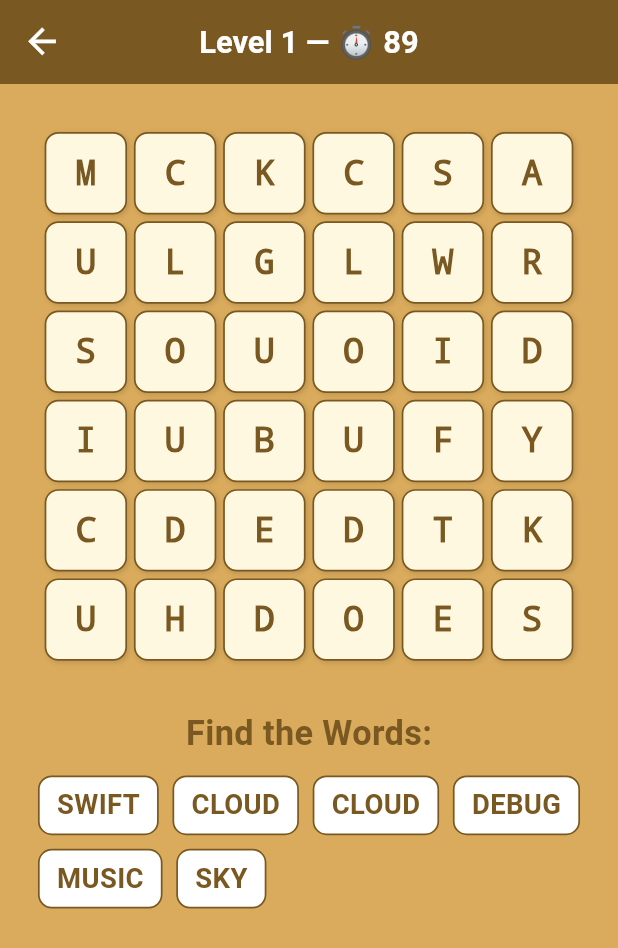
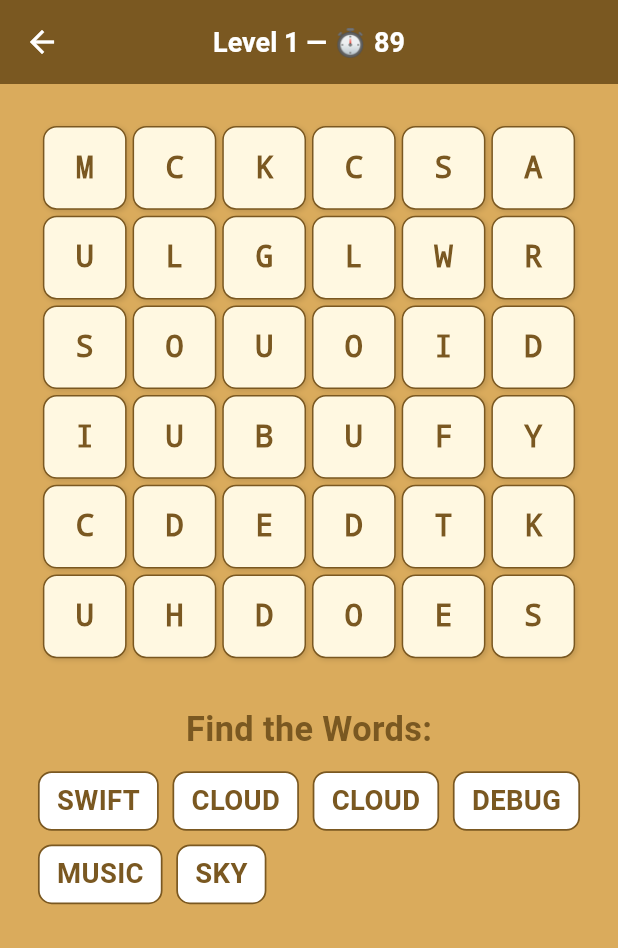
Before and after one commit to YashcWebearl/wordpuzzle, a Flutter app: the WordSearchPage screen opened directly, on a phone screen of 412 x 824 dp. Shown: the top 948 px of the screen. Run offline on Flutter 3.47's test engine with Material 3 defaults, Android fonts, the phone set to English and light mode, and no system bars; Roboto replaces fonts that are missing (Arial).

Commit message:
Done Gh Page

```diff
--- a/lib/view/word_search.dart
+++ b/lib/view/word_search.dart
@@ -384,7 +384,7 @@ class _WordSearchPageState extends State<WordSearchPage> {
     final screenSize = MediaQuery.of(context).size;
     final isLandscape = screenSize.width > screenSize.height;
     final maxGridWidth = isLandscape
-        ? screenSize.height * 0.8
+        ? screenSize.height * 0.5
         : screenSize.width * 0.9;
     final cellSize = maxGridWidth / gridSize;
     final fontSizeFactor = screenSize.width / 360; // Base font size for 360px width
@@ -398,12 +398,12 @@ class _WordSearchPageState extends State<WordSearchPage> {
           style: TextStyle(
             color: Colors.white,
             fontWeight: FontWeight.bold,
-            fontSize: 18 * fontSizeFactor,
+            fontSize: 18,
           ),
         ),
         centerTitle: true,
         leading: IconButton(
-          icon: Icon(Icons.arrow_back, color: Colors.white, size: 24 * fontSizeFactor),
+          icon: Icon(Icons.arrow_back, color: Colors.white, size: 24 ),
           onPressed: () => Navigator.pop(context),
         ),
       ),
@@ -411,7 +411,7 @@ class _WordSearchPageState extends State<WordSearchPage> {
         child: SingleChildScrollView(
           child: Column(
             children: [
-              SizedBox(height: 20 * fontSizeFactor),
+              SizedBox(height: 20),
               Center(
                 child: GestureDetector(
                   onPanStart: (details) => handleDragStart(details, cellSize),
@@ -420,14 +420,14 @@ class _WordSearchPageState extends State<WordSearchPage> {
                   child: Container(
                     width: cellSize * gridSize,
                     height: cellSize * gridSize,
-                    padding: EdgeInsets.all(8 * fontSizeFactor),
+                    padding: EdgeInsets.all(8),
                     child: GridView.builder(
                       physics: const NeverScrollableScrollPhysics(),
                       itemCount: gridSize * gridSize,
                       gridDelegate: SliverGridDelegateWithFixedCrossAxisCount(
                         crossAxisCount: gridSize,
-                        mainAxisSpacing: 4 * fontSizeFactor,
-                        crossAxisSpacing: 4 * fontSizeFactor,
+                        mainAxisSpacing: 4,
+                        crossAxisSpacing: 4,
                       ),
                       itemBuilder: (context, index) {
                         final row = index ~/ gridSize;
@@ -438,7 +438,7 @@ class _WordSearchPageState extends State<WordSearchPage> {
                           decoration: BoxDecoration(
                             color: color ?? const Color(0xFFFFF8E1),
                             borderRadius: BorderRadius.circular(8 * fontSizeFactor),
-                            border: Border.all(color: const Color(0xFF7A5821), width: 1 * fontSizeFactor),
+                            border: Border.all(color: const Color(0xFF7A5821), width: 1),
                             boxShadow: [
                               BoxShadow(
                                 color: Colors.black12,
@@ -451,7 +451,7 @@ class _WordSearchPageState extends State<WordSearchPage> {
                           child: Text(
                             grid[row][col],
                             style: TextStyle(
-                              fontSize: 20 * fontSizeFactor,
+                              fontSize: 20,
                               fontWeight: FontWeight.bold,
                               fontFamily: 'Courier',
                               color: color != null ? Colors.white : const Color(0xFF7A5821),
```
Also changed, not shown: 1 other file.
